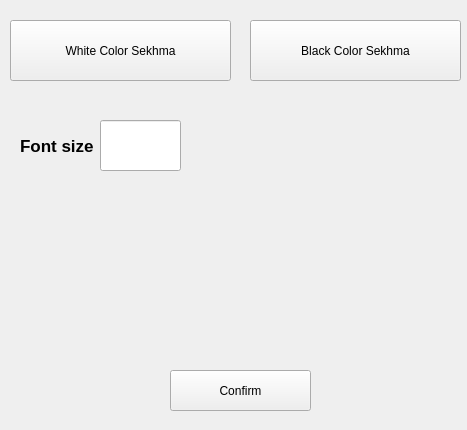
Qt form settings.ui (jestsi/Info-of-file-g) before a commit.
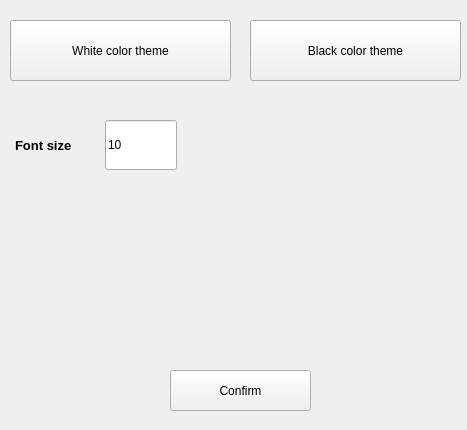
The same form after that commit.

Commit message: Fix bugs and set font size in settings

```diff
--- a/settings.ui
+++ b/settings.ui
@@ -41,7 +41,7 @@
     <cursorShape>PointingHandCursor</cursorShape>
    </property>
    <property name="text">
-    <string>White Color Sekhma</string>
+    <string>White color theme</string>
    </property>
   </widget>
   <widget class="QPushButton" name="pushButton_2">
@@ -57,7 +57,7 @@
     <cursorShape>PointingHandCursor</cursorShape>
    </property>
    <property name="text">
-    <string>Black Color Sekhma</string>
+    <string>Black color theme</string>
    </property>
   </widget>
   <widget class="QPushButton" name="confirm_button">
@@ -76,18 +76,37 @@
     <string>Confirm</string>
    </property>
   </widget>
+  <widget class="QLineEdit" name="lineEdit_font_size">
+   <property name="geometry">
+    <rect>
+     <x>105</x>
+     <y>120</y>
+     <width>72</width>
+     <height>50</height>
+    </rect>
+   </property>
+   <property name="inputMask">
+    <string/>
+   </property>
+   <property name="text">
+    <string>10</string>
+   </property>
+   <property name="maxLength">
+    <number>3</number>
+   </property>
+  </widget>
   <widget class="QLabel" name="label_font_size">
    <property name="geometry">
     <rect>
-     <x>20</x>
+     <x>15</x>
      <y>120</y>
-     <width>81</width>
+     <width>91</width>
      <height>51</height>
     </rect>
    </property>
    <property name="font">
     <font>
-     <pointsize>13</pointsize>
+     <pointsize>10</pointsize>
      <weight>75</weight>
      <bold>true</bold>
     </font>
@@ -96,16 +115,6 @@
     <string>Font size</string>
    </property>
   </widget>
-  <widget class="QLineEdit" name="lineEdit_font_size">
-   <property name="geometry">
-    <rect>
-     <x>100</x>
-     <y>120</y>
-     <width>81</width>
-     <height>51</height>
-    </rect>
-   </property>
-  </widget>
  </widget>
  <resources/>
  <connections/>
```
The commit also changes 8 other files.
